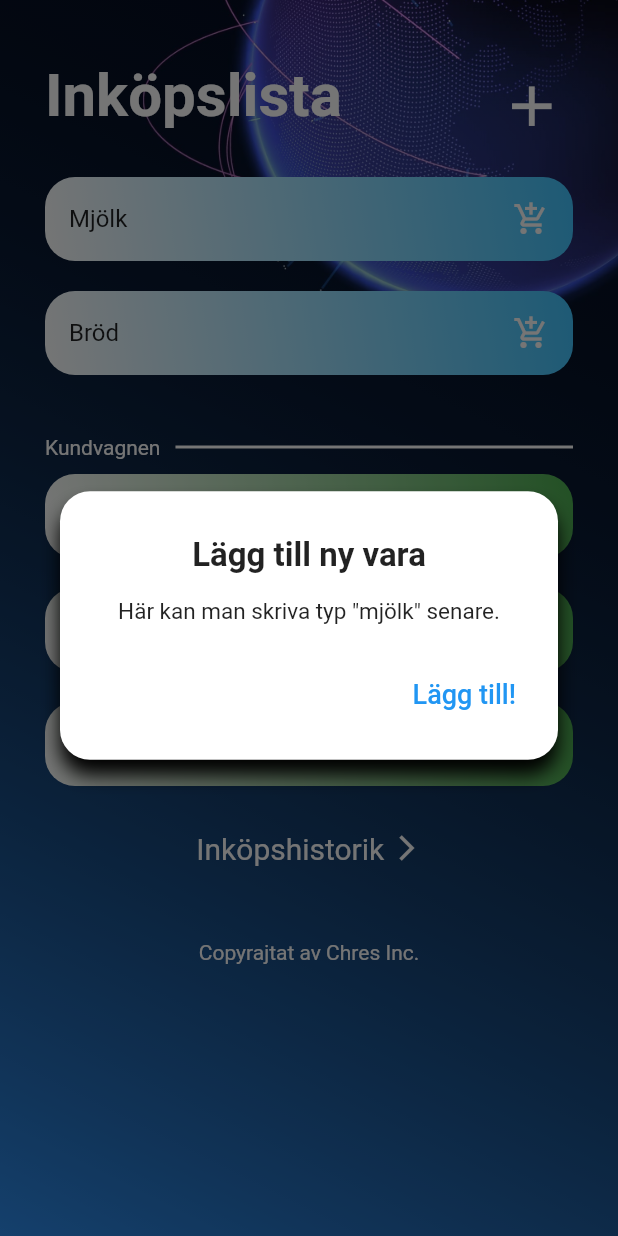
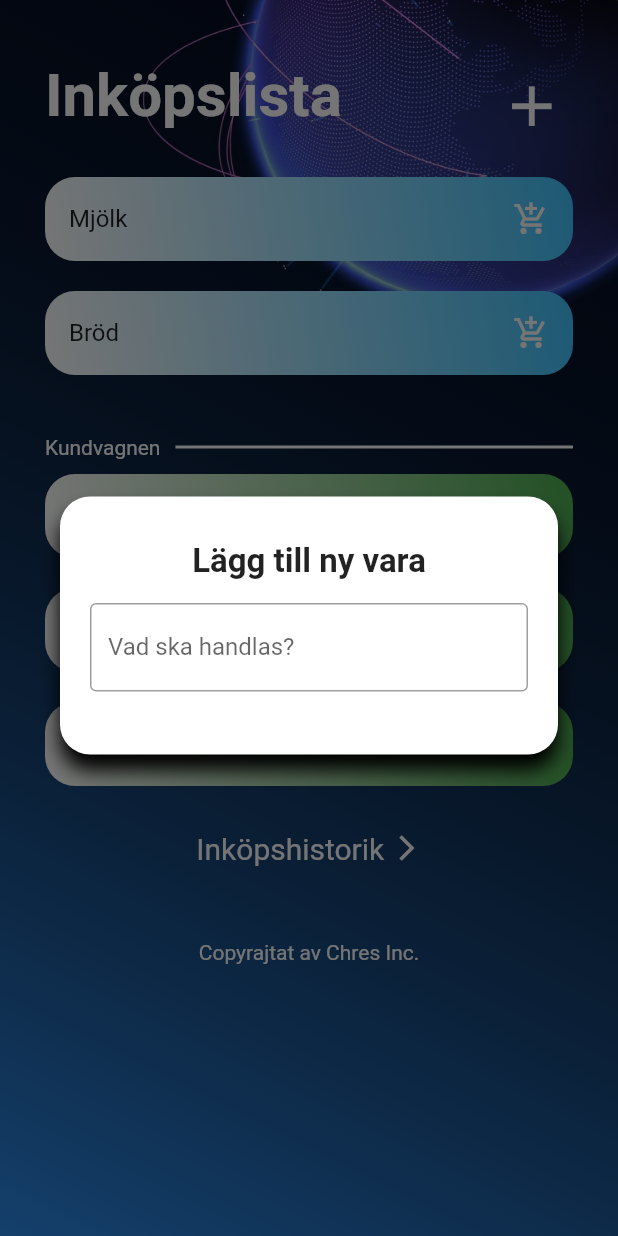
Before and after one commit to christianfrid/shoppinglist_app_mobile, a Flutter app: the screen it shows after launch, after a tap on the "add" icon, on a phone screen of 412 x 824 dp. Run offline on Flutter 3.47's test engine with Material 2 defaults, Android fonts, the phone set to English and light mode, and no system bars.

Commit message:
dialog saves text in fake-db

```diff
--- a/lib/add_item_dialog_box.dart
+++ b/lib/add_item_dialog_box.dart
@@ -1,11 +1,13 @@
 import 'package:flutter/cupertino.dart';
 import 'package:flutter/material.dart';
+import 'package:shoppinglist_app_mobile/mock/db/Database.dart';
 import 'package:shoppinglist_app_mobile/types/constants.dart';
 
 class AddItemDialogBox extends StatefulWidget {
   final String title, itemName, text;
+  final ItemList itemList;
 
-  const AddItemDialogBox({required Key key, required this.title, required this.itemName, required this.text}) : super(key: key);
+  const AddItemDialogBox({required Key key, required this.itemList, required this.title, required this.itemName, required this.text}) : super(key: key);
 
   @override
   _AddItemDialogBoxState createState() => _AddItemDialogBoxState();
@@ -46,16 +48,20 @@ class _AddItemDialogBoxState extends State<AddItemDialogBox> {
             children: <Widget>[
               Text(widget.title,style: TextStyle(fontSize: 22,fontWeight: FontWeight.w600),),
               SizedBox(height: 15,),
-              Text(widget.itemName,style: TextStyle(fontSize: 15),textAlign: TextAlign.center,),
+              TextField(
+                decoration: InputDecoration(
+                  border: OutlineInputBorder(),
+                  labelText: 'Vad ska handlas?',
+                ),
+                onSubmitted: (String value) {
+                  if(value != "") {
+                    widget.itemList.addItemToList(value);
+                    widget.itemList.printList();
+                  }
+                  Navigator.of(context).pop();
+                },
+              ),
               SizedBox(height: 22,),
-              Align(
-                alignment: Alignment.bottomRight,
-                child: TextButton(
-                    onPressed: (){
-                      Navigator.of(context).pop();
-                    },
-                    child: Text(widget.text,style: TextStyle(fontSize: 18),)),
-              ),
             ],
           ),
         ),
--- a/lib/main.dart
+++ b/lib/main.dart
@@ -1,4 +1,5 @@
 import 'package:shoppinglist_app_mobile/add_item_dialog_box.dart';
+import 'package:shoppinglist_app_mobile/mock/db/Database.dart';
 import 'package:shoppinglist_app_mobile/mock/item_data/DataMocker.dart';
 import 'package:shoppinglist_app_mobile/types/ItemStatus.dart';
 import 'package:flutter/foundation.dart';
@@ -50,6 +51,7 @@ class MyHomePage extends StatefulWidget {
 class _MyHomePageState extends State<MyHomePage>
     with SingleTickerProviderStateMixin {
   DataMocker _mock = DataMocker();
+  ItemList itemList = new ItemList();
   Color gradientStart = Colors.transparent;
 
   AnimationController? _controller;
@@ -161,6 +163,7 @@ class _MyHomePageState extends State<MyHomePage>
                               showDialog(context: context,
                                   builder: (BuildContext context){
                                     return AddItemDialogBox(
+                                      itemList: itemList,
                                       title: "Lägg till ny vara",
                                       itemName: "Här kan man skriva typ \"mjölk\" senare.",
                                       text: "Lägg till!", key: ValueKey(context),
```
Also changed, not shown: lib/mock/db/Database.dart (added, +18 -0 lines).
